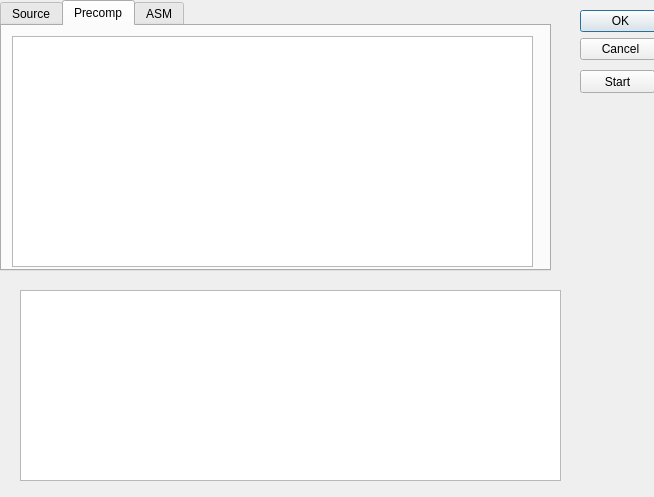
The window that ui/dialogide.ui (TheProjecter/pockemul) describes before a commit, drawn with Qt 5.
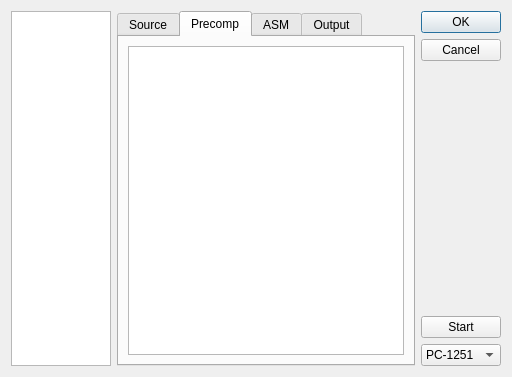
The same window after the commit. The open tabs and pages were chosen to show the change.

Diff of the .ui file:
```diff
--- a/ui/dialogide.ui
+++ b/ui/dialogide.ui
@@ -6,61 +6,57 @@
    <rect>
     <x>0</x>
     <y>0</y>
-    <width>654</width>
-    <height>497</height>
+    <width>512</width>
+    <height>377</height>
    </rect>
   </property>
   <property name="windowTitle">
-   <string>Dialog</string>
+   <string>C Editor</string>
   </property>
-  <widget class="QDialogButtonBox" name="buttonBox">
-   <property name="geometry">
-    <rect>
-     <x>580</x>
-     <y>10</y>
-     <width>81</width>
-     <height>241</height>
-    </rect>
-   </property>
-   <property name="orientation">
-    <enum>Qt::Vertical</enum>
-   </property>
-   <property name="standardButtons">
-    <set>QDialogButtonBox::Cancel|QDialogButtonBox::Ok</set>
-   </property>
-  </widget>
-  <widget class="QTextEdit" name="outputstd">
-   <property name="geometry">
-    <rect>
-     <x>20</x>
-     <y>290</y>
-     <width>541</width>
-     <height>191</height>
-    </rect>
-   </property>
-  </widget>
-  <widget class="QPushButton" name="startButton">
-   <property name="geometry">
-    <rect>
-     <x>580</x>
-     <y>70</y>
-     <width>75</width>
-     <height>23</height>
-    </rect>
-   </property>
-   <property name="text">
-    <string>Start</string>
-   </property>
-  </widget>
+  <layout class="QHBoxLayout" name="horizontalLayout_3">
+   <item>
+    <layout class="QHBoxLayout" name="horizontalLayout">
+     <property name="sizeConstraint">
+      <enum>QLayout::SetMaximumSize</enum>
+     </property>
+     <item>
+      <widget class="QListWidget" name="listWidget">
+       <property name="sizePolicy">
+        <sizepolicy hsizetype="Minimum" vsizetype="Ignored">
+         <horstretch>0</horstretch>
+         <verstretch>0</verstretch>
+        </sizepolicy>
+       </property>
+       <property name="minimumSize">
+        <size>
+         <width>100</width>
+         <height>100</height>
+        </size>
+       </property>
+       <property name="maximumSize">
+        <size>
+         <width>100</width>
+         <height>16777215</height>
+        </size>
+       </property>
+       <property name="baseSize">
+        <size>
+         <width>100</width>
+         <height>0</height>
+        </size>
+       </property>
+       <property name="layoutDirection">
+        <enum>Qt::LeftToRight</enum>
+       </property>
+       <property name="resizeMode">
+        <enum>QListView::Adjust</enum>
+       </property>
+      </widget>
+     </item>
+     <item>
+      <layout class="QHBoxLayout" name="horizontalLayout_2">
+       <item>
   <widget class="QTabWidget" name="tabWidget">
-   <property name="geometry">
-    <rect>
-     <x>0</x>
-     <y>0</y>
-     <width>551</width>
-     <height>271</height>
-    </rect>
-   </property>
    <property name="currentIndex">
     <number>0</number>
    </property>
@@ -68,54 +64,97 @@
     <attribute name="title">
      <string>Source</string>
     </attribute>
+          <layout class="QHBoxLayout" name="horizontalLayout_6">
+           <item>
     <widget class="QTextEdit" name="editor">
-     <property name="geometry">
-      <rect>
-       <x>10</x>
-       <y>10</y>
-       <width>531</width>
-       <height>231</height>
-      </rect>
-     </property>
      <property name="tabStopWidth">
       <number>50</number>
      </property>
     </widget>
+           </item>
+          </layout>
    </widget>
    <widget class="QWidget" name="tab_2">
     <attribute name="title">
      <string>Precomp</string>
     </attribute>
-    <widget class="QTextEdit" name="outputpp">
-     <property name="geometry">
-      <rect>
-       <x>10</x>
-       <y>10</y>
-       <width>521</width>
-       <height>231</height>
-      </rect>
-     </property>
-    </widget>
+          <layout class="QHBoxLayout" name="horizontalLayout_5">
+           <item>
+            <widget class="QTextEdit" name="outputpp"/>
+           </item>
+          </layout>
    </widget>
    <widget class="QWidget" name="tab_3">
     <attribute name="title">
      <string>ASM</string>
     </attribute>
+          <layout class="QHBoxLayout" name="horizontalLayout_4">
+           <item>
     <widget class="QTextEdit" name="outputasm">
-     <property name="geometry">
-      <rect>
-       <x>10</x>
-       <y>10</y>
-       <width>531</width>
-       <height>231</height>
-      </rect>
-     </property>
      <property name="tabStopWidth">
       <number>50</number>
      </property>
     </widget>
-   </widget>
-  </widget>
+           </item>
+          </layout>
+         </widget>
+         <widget class="QWidget" name="tab_4">
+          <attribute name="title">
+           <string>Output</string>
+          </attribute>
+          <layout class="QHBoxLayout" name="horizontalLayout_7">
+           <item>
+            <widget class="QTextEdit" name="outputstd"/>
+           </item>
+          </layout>
+         </widget>
+        </widget>
+       </item>
+      </layout>
+     </item>
+     <item>
+      <layout class="QVBoxLayout" name="verticalLayout">
+       <item>
+        <widget class="QDialogButtonBox" name="buttonBox">
+         <property name="orientation">
+          <enum>Qt::Vertical</enum>
+         </property>
+         <property name="standardButtons">
+          <set>QDialogButtonBox::Cancel|QDialogButtonBox::Ok</set>
+         </property>
+        </widget>
+       </item>
+       <item>
+        <widget class="QPushButton" name="startButton">
+         <property name="text">
+          <string>Start</string>
+         </property>
+        </widget>
+       </item>
+       <item>
+        <widget class="QComboBox" name="comboBox">
+         <item>
+          <property name="text">
+           <string>PC-1251</string>
+          </property>
+         </item>
+         <item>
+          <property name="text">
+           <string>PC-1280</string>
+          </property>
+         </item>
+         <item>
+          <property name="text">
+           <string>PC-1350</string>
+          </property>
+         </item>
+        </widget>
+       </item>
+      </layout>
+     </item>
+    </layout>
+   </item>
+  </layout>
  </widget>
  <resources/>
  <connections>
```
Lines whose indentation alone changed are shown as unchanged.
